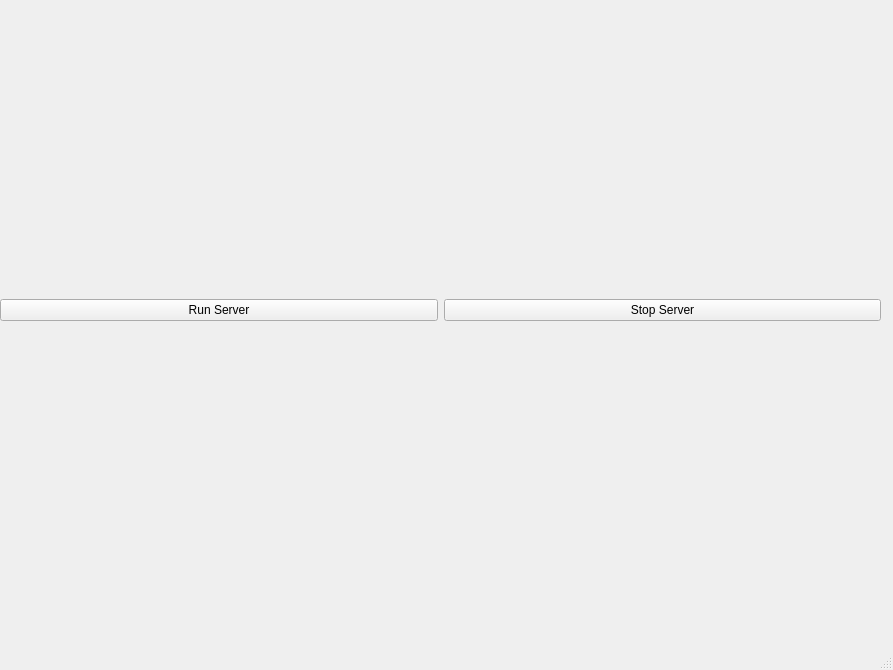
Before: the Qt Designer form ui/closedloop.ui in flybrains/clm, drawn with Qt 5.
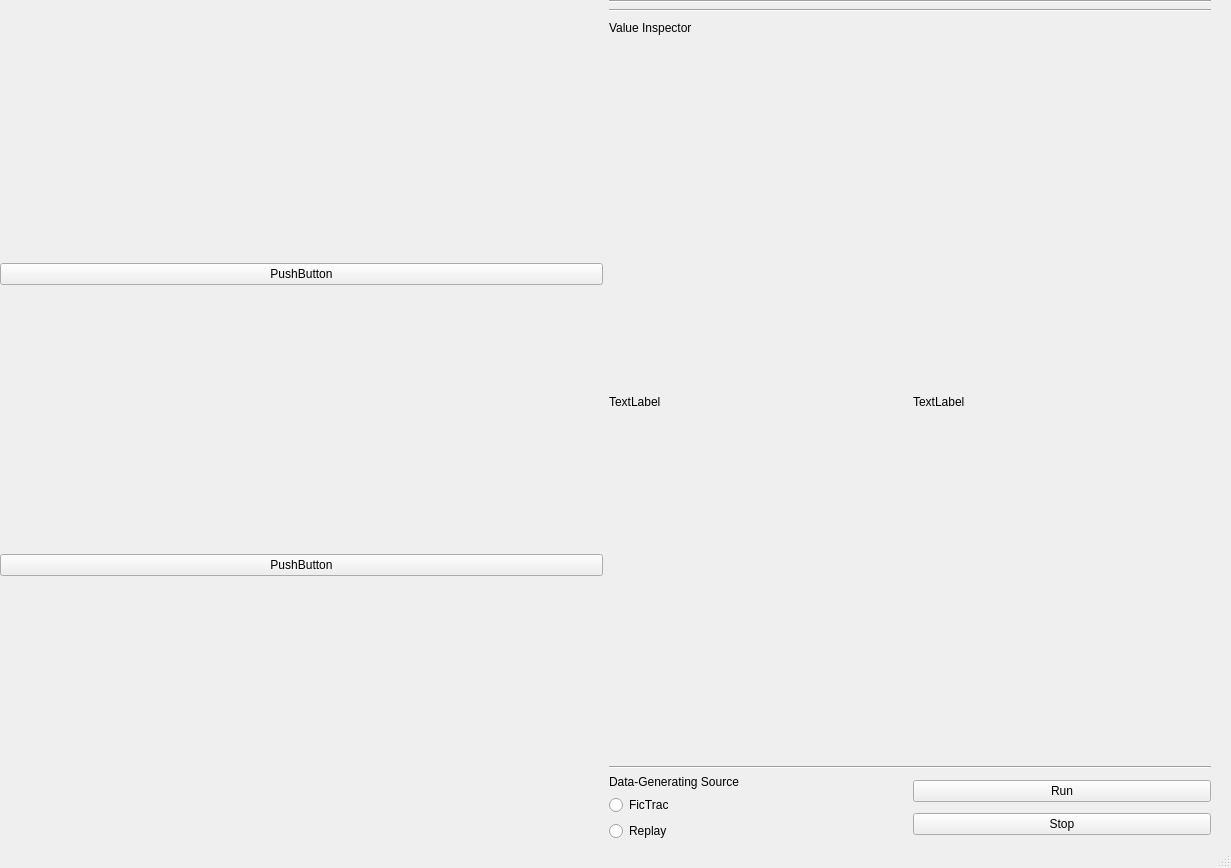
After: the same form once the commit is applied.

Patch:
```diff
--- a/ui/closedloop.ui
+++ b/ui/closedloop.ui
@@ -6,8 +6,8 @@
    <rect>
     <x>0</x>
     <y>0</y>
-    <width>893</width>
-    <height>670</height>
+    <width>1231</width>
+    <height>868</height>
    </rect>
   </property>
   <property name="windowTitle">
@@ -19,24 +19,155 @@
      <rect>
       <x>0</x>
       <y>0</y>
-      <width>881</width>
-      <height>621</height>
+      <width>1211</width>
+      <height>841</height>
      </rect>
     </property>
     <layout class="QHBoxLayout" name="horizontalLayout">
      <item>
-      <widget class="QPushButton" name="runServerPB">
-       <property name="text">
-        <string>Run Server</string>
-       </property>
-      </widget>
+      <layout class="QVBoxLayout" name="verticalLayout">
+       <item>
+        <widget class="QPushButton" name="pushButton">
+         <property name="text">
+          <string>PushButton</string>
+         </property>
+        </widget>
+       </item>
+       <item>
+        <widget class="QPushButton" name="pushButton_2">
+         <property name="text">
+          <string>PushButton</string>
+         </property>
+        </widget>
+       </item>
+      </layout>
      </item>
      <item>
-      <widget class="QPushButton" name="stopServerPB">
-       <property name="text">
-        <string>Stop Server</string>
-       </property>
-      </widget>
+      <layout class="QVBoxLayout" name="verticalLayout_2">
+       <item>
+        <layout class="QVBoxLayout" name="verticalLayout_3">
+         <item>
+          <widget class="Line" name="line">
+           <property name="orientation">
+            <enum>Qt::Horizontal</enum>
+           </property>
+          </widget>
+         </item>
+         <item>
+          <widget class="Line" name="line_2">
+           <property name="orientation">
+            <enum>Qt::Horizontal</enum>
+           </property>
+          </widget>
+         </item>
+         <item>
+          <widget class="QLabel" name="label_4">
+           <property name="maximumSize">
+            <size>
+             <width>16777215</width>
+             <height>20</height>
+            </size>
+           </property>
+           <property name="text">
+            <string>Value Inspector</string>
+           </property>
+          </widget>
+         </item>
+         <item>
+          <layout class="QHBoxLayout" name="horizontalLayout_4">
+           <item>
+            <layout class="QVBoxLayout" name="verticalLayout_7">
+             <item>
+              <widget class="QLabel" name="label_3">
+               <property name="text">
+                <string>TextLabel</string>
+               </property>
+              </widget>
+             </item>
+            </layout>
+           </item>
+           <item>
+            <layout class="QVBoxLayout" name="verticalLayout_6">
+             <item>
+              <widget class="QLabel" name="label_2">
+               <property name="text">
+                <string>TextLabel</string>
+               </property>
+              </widget>
+             </item>
+            </layout>
+           </item>
+          </layout>
+         </item>
+         <item>
+          <widget class="Line" name="line_3">
+           <property name="orientation">
+            <enum>Qt::Horizontal</enum>
+           </property>
+          </widget>
+         </item>
+         <item>
+          <layout class="QHBoxLayout" name="horizontalLayout_3">
+           <item>
+            <layout class="QVBoxLayout" name="verticalLayout_5">
+             <item>
+              <widget class="QLabel" name="label">
+               <property name="maximumSize">
+                <size>
+                 <width>16777215</width>
+                 <height>30</height>
+                </size>
+               </property>
+               <property name="text">
+                <string>Data-Generating Source</string>
+               </property>
+              </widget>
+             </item>
+             <item>
+              <widget class="QRadioButton" name="FTRadioButton">
+               <property name="text">
+                <string>FicTrac</string>
+               </property>
+               <attribute name="buttonGroup">
+                <string notr="true">buttonGroup</string>
+               </attribute>
+              </widget>
+             </item>
+             <item>
+              <widget class="QRadioButton" name="ReplayRadioButton">
+               <property name="text">
+                <string>Replay</string>
+               </property>
+               <attribute name="buttonGroup">
+                <string notr="true">buttonGroup</string>
+               </attribute>
+              </widget>
+             </item>
+            </layout>
+           </item>
+           <item>
+            <layout class="QVBoxLayout" name="verticalLayout_4">
+             <item>
+              <widget class="QPushButton" name="runServerPB">
+               <property name="text">
+                <string>Run</string>
+               </property>
+              </widget>
+             </item>
+             <item>
+              <widget class="QPushButton" name="stopServerPB">
+               <property name="text">
+                <string>Stop</string>
+               </property>
+              </widget>
+             </item>
+            </layout>
+           </item>
+          </layout>
+         </item>
+        </layout>
+       </item>
+      </layout>
      </item>
     </layout>
    </widget>
```
Left out of the diff: 5 changed lines with no effect on the pictures.
